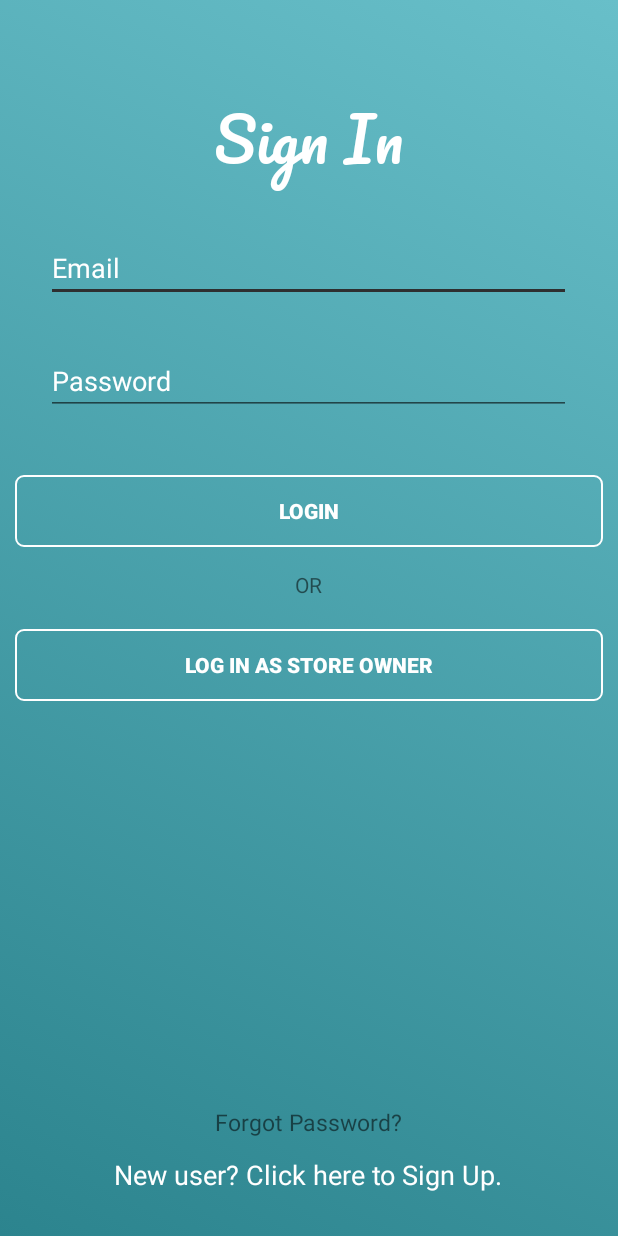
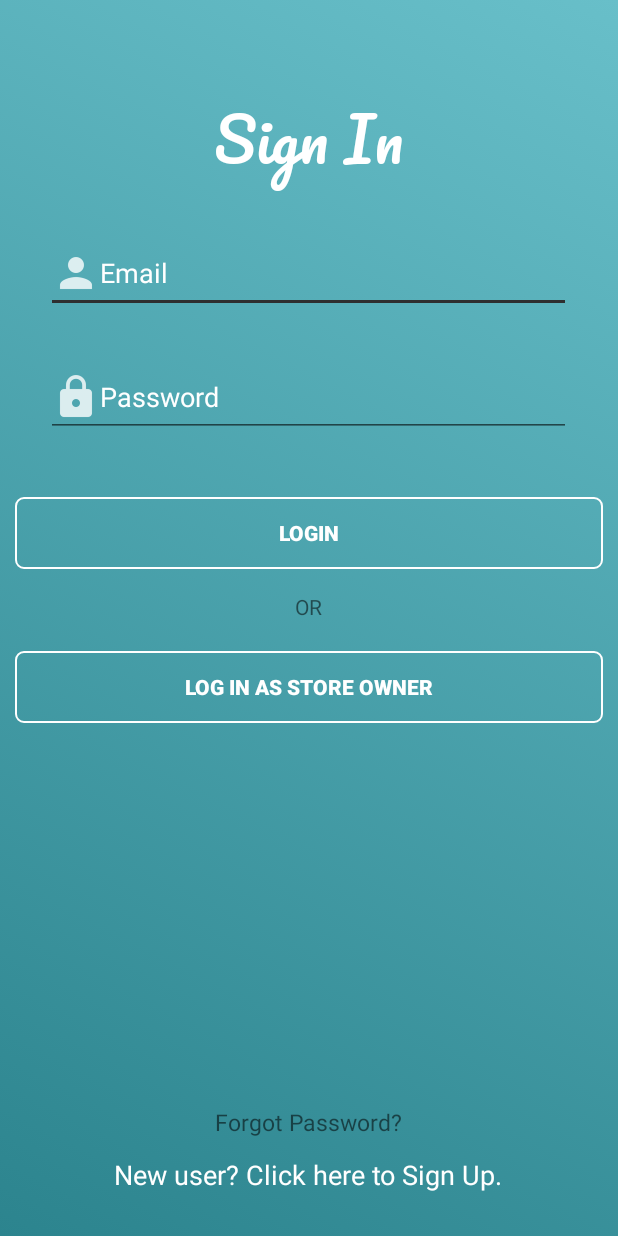
Before and after one commit to gehnaanand/Shop_App, an Android app: the screen it shows after launch (MainActivity), on a phone screen of 412 x 824 dp. Run offline under Robolectric (Android 15) with nearby library versions, the phone set to English and light mode, and no system bars; our stand-ins replace Firebase (no records; nobody signed in at launch, a user with empty details on screens opened directly).

Commit message:
Action bar icons

```diff
--- a/app/src/main/java/com/example/gehna/shopapp/SlideAdapter.java
+++ b/app/src/main/java/com/example/gehna/shopapp/SlideAdapter.java
@@ -31,8 +31,8 @@ public class SlideAdapter extends PagerAdapter{
             "Select the color",
             "Select the type of clothing",
             "Select the size",
-            "Shops with the item will be displayed",
-            "Navigate to the shop"
+            "Stores with the item will be displayed",
+            "Navigate to the store"
 
     };
 
--- a/app/src/main/res/layout/activity_main.xml
+++ b/app/src/main/res/layout/activity_main.xml
@@ -23,6 +23,7 @@
 
     <EditText
         android:id="@+id/email"
+        android:drawableLeft="@drawable/ic_action_email"
         android:layout_width="350dp"
         android:layout_height="wrap_content"
         android:layout_below="@+id/textview"
@@ -37,6 +38,7 @@
 
     <EditText
         android:id="@+id/password"
+        android:drawableLeft="@drawable/ic_action_name"
         android:layout_width="350dp"
         android:layout_height="wrap_content"
         android:layout_alignLeft="@+id/email"
--- a/app/src/main/res/layout/activity_store__login.xml
+++ b/app/src/main/res/layout/activity_store__login.xml
@@ -20,6 +20,7 @@
         android:textColor="#fff"/>
     <EditText
         android:id="@+id/store_name"
+        android:drawableLeft="@drawable/ic_action_store"
         android:layout_width="match_parent"
         android:layout_height="wrap_content"
         android:layout_below="@+id/textview"
@@ -34,6 +35,7 @@
     <EditText
         android:id="@+id/email"
         android:layout_width="wrap_content"
+        android:drawableLeft="@drawable/ic_action_email"
         android:layout_height="wrap_content"
         android:layout_alignRight="@+id/store_name"
         android:layout_alignLeft="@+id/store_name"
@@ -46,6 +48,7 @@
 
     <EditText
         android:id="@+id/password"
+        android:drawableLeft="@drawable/ic_action_name"
         android:layout_width="wrap_content"
         android:layout_height="wrap_content"
         android:layout_alignRight="@+id/store_name"
```
Also changed, not shown: app/src/main/res/drawable-hdpi/ic_action_email.png (added), app/src/main/res/drawable-hdpi/ic_action_name.png (added), app/src/main/res/drawable-hdpi/ic_action_store.png (added), app/src/main/res/drawable-mdpi/ic_action_email.png (added), app/src/main/res/drawable-mdpi/ic_action_name.png (added), app/src/main/res/drawable-mdpi/ic_action_store.png (added), app/src/main/res/drawable-xhdpi/ic_action_email.png (added), app/src/main/res/drawable-xhdpi/ic_action_name.png (added), app/src/main/res/drawable-xhdpi/ic_action_store.png (added), app/src/main/res/drawable-xxhdpi/ic_action_email.png (added), app/src/main/res/drawable-xxhdpi/ic_action_name.png (added), app/src/main/res/drawable-xxhdpi/ic_action_store.png (added).
